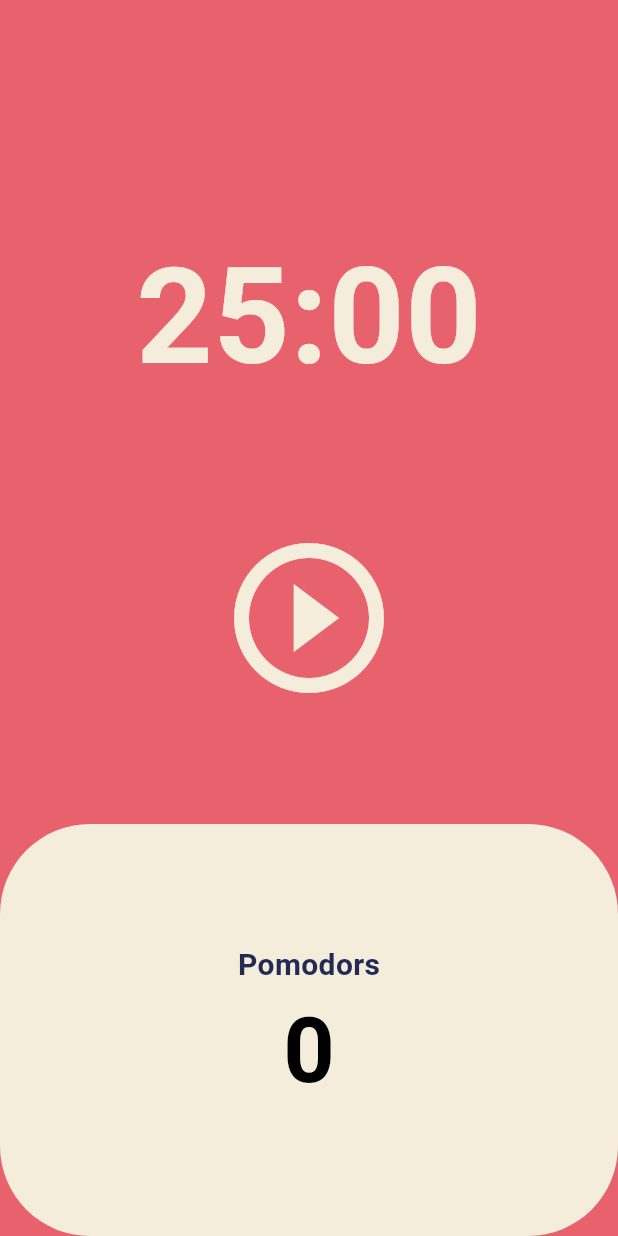
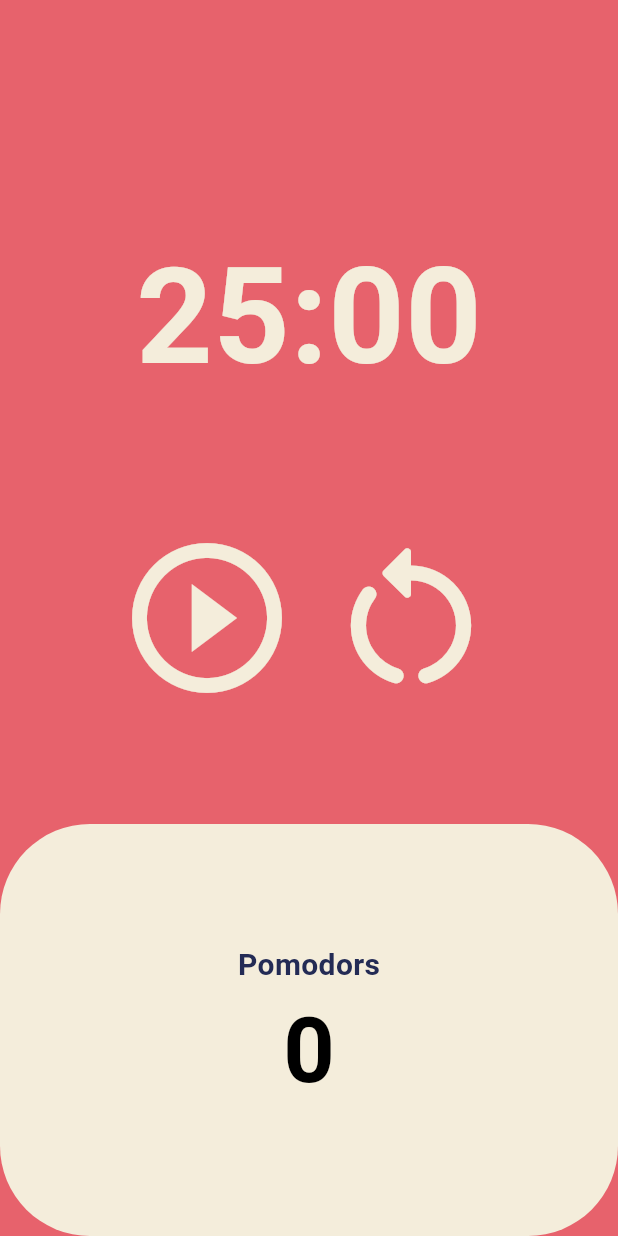
Before and after one commit to dkdkdkdk555/Pomodoro, a Flutter app: the screen it shows after launch, on a phone screen of 412 x 824 dp. Run offline on Flutter 3.47's test engine with Material 3 defaults, Android fonts, the phone set to English and light mode, and no system bars.

Commit message:
#4 Reset Button

```diff
--- a/lib/screens/home_screen.dart
+++ b/lib/screens/home_screen.dart
@@ -57,6 +57,15 @@ class _HomeScreenState extends State<HomeScreen> {
     return list;
   }
 
+  void resetTimer(){
+    setState(() {
+      timer.cancel();
+      totalSecods = twentyFiveMinutes;
+      isRunning = false;
+      totalPomodoros = 0;
+    });
+  }
+
   @override
   Widget build(BuildContext context) {
     return Scaffold(
@@ -80,12 +89,23 @@ class _HomeScreenState extends State<HomeScreen> {
           Flexible(
             flex: 1,
             child : Center(
-              child: IconButton(
-                iconSize: 120,
-                color: Theme.of(context).cardColor,
-                onPressed: isRunning ? onPausePressed : onStartPressed,
-                icon: Icon(
-                  isRunning ? Icons.pause_circle_outline : Icons.play_circle_outline),
+              child: Row(
+                mainAxisAlignment: MainAxisAlignment.center,
+                children: [
+                  IconButton(
+                    iconSize: 120,
+                    color: Theme.of(context).cardColor,
+                    onPressed: isRunning ? onPausePressed : onStartPressed,
+                    icon: Icon(
+                      isRunning ? Icons.pause_circle_outline : Icons.play_circle_outline),
+                  ),
+                  IconButton(
+                    iconSize: 120,
+                    color : Theme.of(context).cardColor,
+                    onPressed: resetTimer,
+                    icon: const Icon(Icons.restart_alt_rounded),
+                    )
+                ],
               ),
             ),
           ),
```
